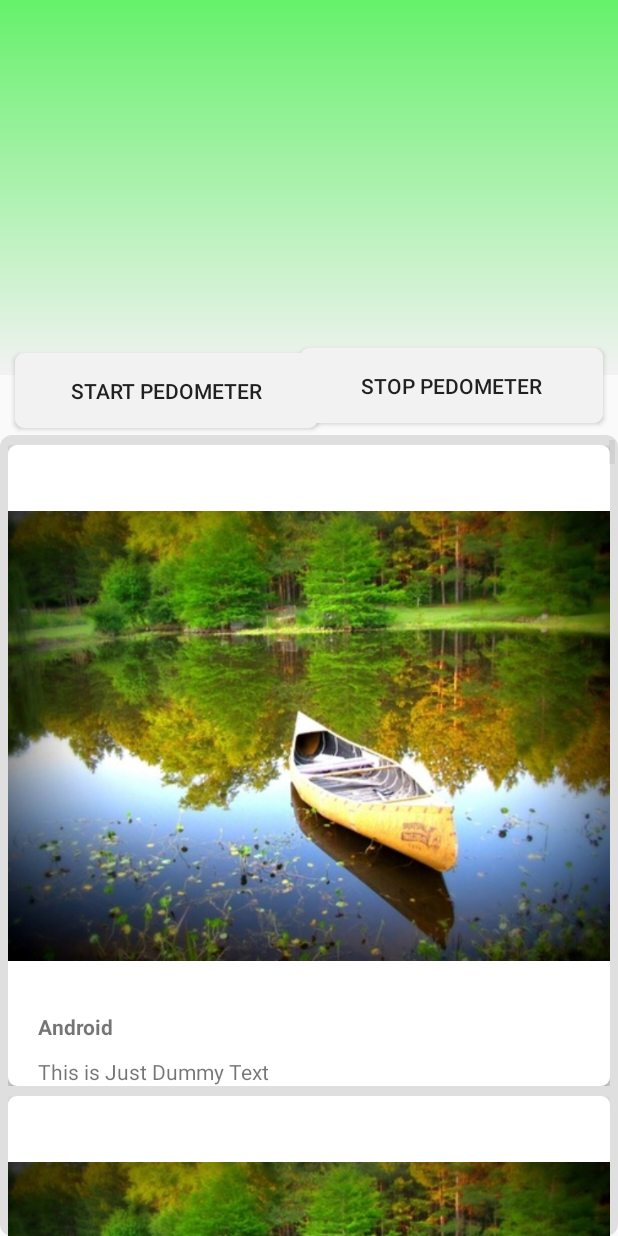
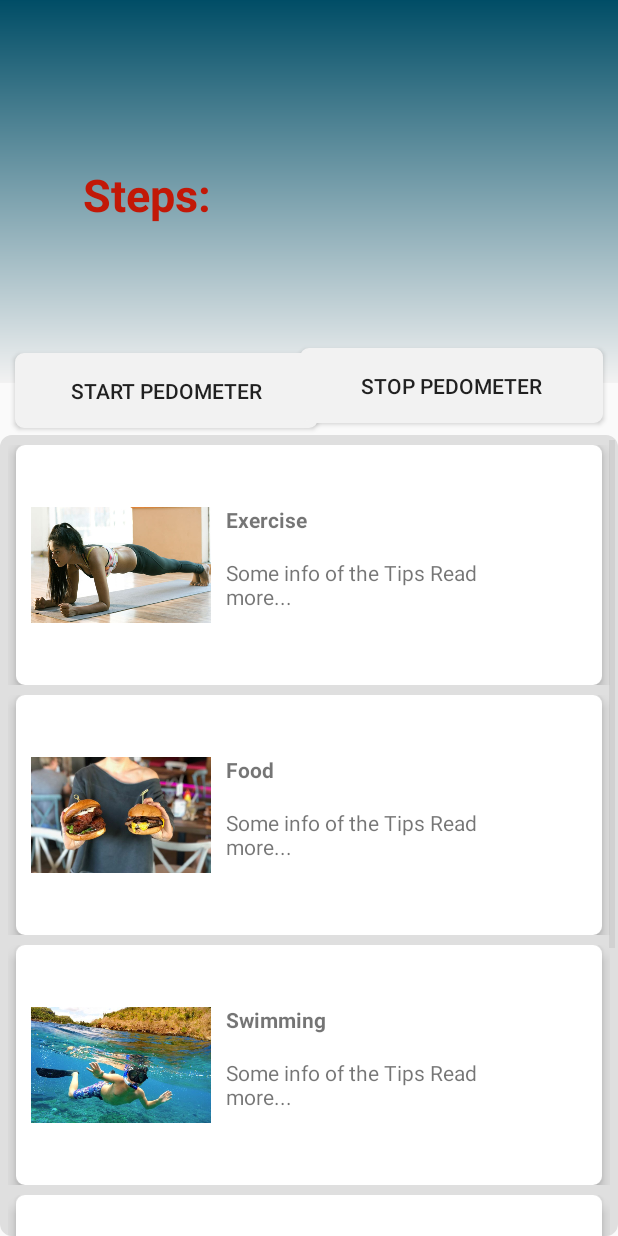
Before and after one commit to ranjit1997/Action_bar_tabbed, an Android app: the daily_tips screen opened directly, with no data from a screen before it, on a phone screen of 412 x 824 dp. Run offline under Robolectric (Android 15) with nearby library versions, the phone set to English and light mode, and no system bars.

Commit message:
image upload
image upload

```diff
--- a/app/src/main/java/com/example/ranjeet/action_bar_tabbed/daily_tips.java
+++ b/app/src/main/java/com/example/ranjeet/action_bar_tabbed/daily_tips.java
@@ -18,96 +18,27 @@ public class daily_tips extends AppCompatActivity implements SensorEventListener
     private SensorManager sensorManager;
     private Sensor accel;
     private Button BtnStart,BtnStop;
-    private static final String TEXT_NUM_STEPS = "Steps: ";
+    private static final String TEXT_NUM_STEPS = " ";
     private int numSteps;
     GridView gridview;
     ImageView IVProfile;
 
     public static String[] osNameList = {
-            "Android",
-            "iOS",
-            "Linux",
-            "MacOS",
-            "MS DOS",
-            "Symbian",
-            "Windows 10",
-            "Windows XP",
-            "Android",
-            "iOS",
-            "Linux",
-            "MacOS",
-            "MS DOS",
-            "Symbian",
-            "Windows 10",
-            "Windows XP",
-            "Android",
-            "iOS",
-            "Linux",
-            "MacOS",
-            "MS DOS",
-            "Symbian",
-            "Windows 10",
-            "Windows XP",
-            "Android",
-            "iOS",
-            "Linux",
-            "MacOS",
-            "MS DOS",
-            "Symbian",
-            "Windows 10",
-            "Windows XP",
-            "Android",
-            "iOS",
-            "Linux",
-            "MacOS",
-            "MS DOS",
-            "Symbian",
-            "Windows 10",
-            "Windows XP",
+            "Exercise",
+            "Food",
+            "Swimming",
+            "Juice",
+            "Vegetable",
 
     };
 
     public static int[] osImages = {
-            R.mipmap.android,
-            R.mipmap.android,
-            R.mipmap.android,
-            R.mipmap.android,
-            R.mipmap.android,
-            R.mipmap.android,
-            R.mipmap.android,
-            R.mipmap.android,
-            R.mipmap.android,
-            R.mipmap.android,
-            R.mipmap.android,
-            R.mipmap.android,
-            R.mipmap.android,
-            R.mipmap.android,
-            R.mipmap.android,
-            R.mipmap.android,
-            R.mipmap.android,
-            R.mipmap.android,
-            R.mipmap.android,
-            R.mipmap.android,
-            R.mipmap.android,
-            R.mipmap.android,
-            R.mipmap.android,
-            R.mipmap.android,
-            R.mipmap.android,
-            R.mipmap.android,
-            R.mipmap.android,
-            R.mipmap.android,
-            R.mipmap.android,
-            R.mipmap.android,
-            R.mipmap.android,
-            R.mipmap.android,
-            R.mipmap.android,
-            R.mipmap.android,
-            R.mipmap.android,
-            R.mipmap.android,
-            R.mipmap.android,
-            R.mipmap.android,
-            R.mipmap.android,
-            R.mipmap.android,
+            R.mipmap.exercise,
+            R.mipmap.burger,
+            R.mipmap.swimming,
+            R.mipmap.apple,
+            R.mipmap.diet,
+
     };
 
 
--- a/app/src/main/res/drawable/daily_background.xml
+++ b/app/src/main/res/drawable/daily_background.xml
@@ -6,7 +6,7 @@
 
         android:startColor="#f2f2f2"
 
-        android:endColor="#66f16b"
+        android:endColor="@color/azur"
 
 
         />
--- a/app/src/main/res/layout/activity_daily_detail.xml
+++ b/app/src/main/res/layout/activity_daily_detail.xml
@@ -1,9 +1,39 @@
 <?xml version="1.0" encoding="utf-8"?>
-<android.support.constraint.ConstraintLayout xmlns:android="http://schemas.android.com/apk/res/android"
+<RelativeLayout xmlns:android="http://schemas.android.com/apk/res/android"
     xmlns:app="http://schemas.android.com/apk/res-auto"
     xmlns:tools="http://schemas.android.com/tools"
     android:layout_width="match_parent"
     android:layout_height="match_parent"
     tools:context=".daily_detail">
 
-</android.support.constraint.ConstraintLayout>
+    <RelativeLayout
+        android:layout_width="match_parent"
+        android:layout_height="255dp">
+
+
+        <ImageView
+            android:id="@+id/os_images"
+            android:layout_width="match_parent"
+            android:layout_height="250dp"
+            android:src="@mipmap/exercise" />
+
+    </RelativeLayout>
+    <ScrollView
+        android:layout_marginLeft="5dp"
+        android:layout_marginRight="5dp"
+        android:layout_marginTop="250dp"
+        android:layout_width="match_parent"
+        android:layout_height="match_parent">
+
+        <RelativeLayout
+            android:layout_width="match_parent"
+            android:layout_height="wrap_content">
+
+
+        </RelativeLayout>
+
+    </ScrollView>
+
+
+
+</RelativeLayout>
--- a/app/src/main/res/layout/activity_daily_tips.xml
+++ b/app/src/main/res/layout/activity_daily_tips.xml
@@ -9,8 +9,21 @@
 
     <RelativeLayout
         android:layout_width="match_parent"
-        android:layout_height="250dp"
+        android:layout_height="255dp"
         android:background="@drawable/daily_background">
+        <TextView
+            android:layout_alignParentTop="true"
+            android:layout_marginTop="90dp"
+            android:id="@+id/step"
+            android:textStyle="bold"
+            android:layout_marginLeft="55dp"
+            android:text="Steps:"
+            android:textColor="#c21807"
+            android:textSize="30sp"
+            android:layout_width="wrap_content"
+            android:layout_height="80dp"
+            android:gravity="center"
+            />
 
         <TextView
             android:layout_alignParentTop="true"
--- a/app/src/main/res/layout/activity_first_page.xml
+++ b/app/src/main/res/layout/activity_first_page.xml
@@ -9,7 +9,7 @@
     <Button
         android:id="@+id/getStarted"
         android:layout_width="match_parent"
-        android:layout_height="80dp"
+        android:layout_height="60dp"
         android:layout_alignParentStart="true"
         android:layout_alignParentBottom="true"
         android:layout_marginStart="0dp"
--- a/app/src/main/res/layout/activity_items.xml
+++ b/app/src/main/res/layout/activity_items.xml
@@ -10,37 +10,38 @@
     <RelativeLayout
         android:backgroundTint="@color/white"
         android:elevation="5dp"
-        android:layout_width="wrap_content"
+        android:layout_marginRight="5dp"
+        android:layout_marginLeft="5dp"
+        android:layout_width="match_parent"
         android:background="@drawable/item_gridview"
-        android:layout_height="wrap_content">
+        android:layout_height="160dp">
 
         <ImageView
             android:id="@+id/os_images"
-            android:layout_marginTop="10dp"
+            android:layout_marginTop="20dp"
             android:layout_alignParentLeft="true"
-            android:layout_width="match_parent"
-            android:layout_height="wrap_content"
+            android:layout_width="120dp"
+            android:layout_marginLeft="10dp"
+            android:layout_height="120dp"
             android:src="@mipmap/ic_launcher" />
 
         <TextView
-            android:layout_below="@+id/os_images"
             android:id="@+id/os_texts"
-            android:layout_width="wrap_content"
+            android:layout_width="200dp"
             android:layout_height="wrap_content"
-            android:text="$ 6000"
-            android:layout_marginLeft="20dp"
+            android:text="Name of Tips "
+            android:layout_marginLeft="140dp"
+            android:layout_marginTop="40dp"
             android:textSize="14dp"
             android:textStyle="bold"
             tools:ignore="HardcodedText,SpUsage" />
         <TextView
-            android:layout_below="@+id/os_images"
             android:id="@+id/os_texts1"
-            android:layout_width="wrap_content"
+            android:layout_width="200dp"
             android:layout_height="wrap_content"
-            android:text="This is Just Dummy Text"
-            android:layout_marginLeft="20dp"
-            android:layout_marginTop="30dp"
-            android:layout_marginRight="20dp"
+            android:text="Some info of the Tips Read more..."
+            android:layout_marginLeft="140dp"
+            android:layout_marginTop="75dp"
             android:textSize="14dp"
             tools:ignore="HardcodedText,SpUsage" />
     </RelativeLayout>
--- a/app/src/main/res/values/colors.xml
+++ b/app/src/main/res/values/colors.xml
@@ -7,4 +7,5 @@
     <color name="white">#ffffff</color>
     <color name="gray">#dfdfdf</color>
     <color name="suferm">#FF961F</color>
+    <color name="azur">#004d66</color>
 </resources>
```
Also changed, not shown: app/src/main/res/mipmap-xhdpi/apple.jpg (added), app/src/main/res/mipmap-xhdpi/burger.jpg (added), app/src/main/res/mipmap-xhdpi/diet.jpg (added), app/src/main/res/mipmap-xhdpi/exercise.jpg (added), app/src/main/res/mipmap-xhdpi/swimming.jpg (added), app/src/main/res/mipmap-xhdpi/waters.jpg (added).
